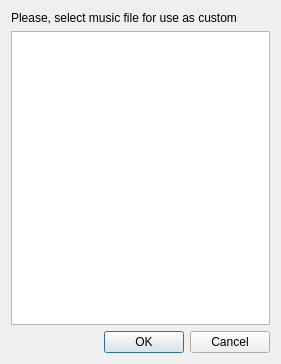
The window that Editor/musicfilelist.ui (WohlSoft/Moondust-Project) describes before a commit, drawn with Qt 5.
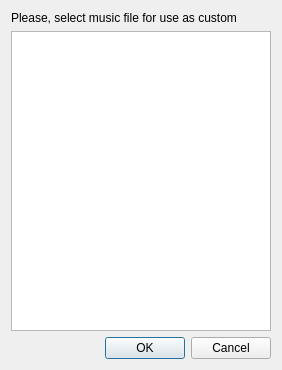
The same window after the commit. Icons and pictures are not drawn.

Diff of the .ui file:
```diff
--- a/Editor/musicfilelist.ui
+++ b/Editor/musicfilelist.ui
@@ -6,8 +6,8 @@
    <rect>
     <x>0</x>
     <y>0</y>
-    <width>281</width>
-    <height>364</height>
+    <width>278</width>
+    <height>366</height>
    </rect>
   </property>
   <property name="windowTitle">
@@ -21,6 +21,9 @@
    <locale language="English" country="UnitedStates"/>
   </property>
   <layout class="QVBoxLayout" name="verticalLayout">
+   <property name="sizeConstraint">
+    <enum>QLayout::SetMinimumSize</enum>
+   </property>
    <item>
     <widget class="QLabel" name="SelectedFolder">
      <property name="locale">
@@ -33,6 +36,12 @@
    </item>
    <item>
     <widget class="QListWidget" name="FileList">
+     <property name="minimumSize">
+      <size>
+       <width>260</width>
+       <height>300</height>
+      </size>
+     </property>
      <property name="editTriggers">
       <set>QAbstractItemView::DoubleClicked|QAbstractItemView::EditKeyPressed</set>
      </property>
```
